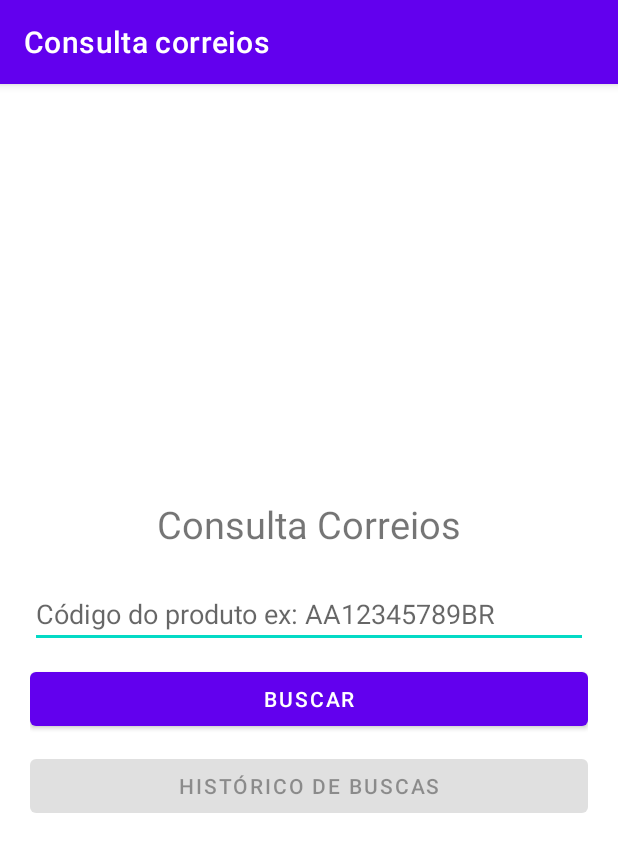
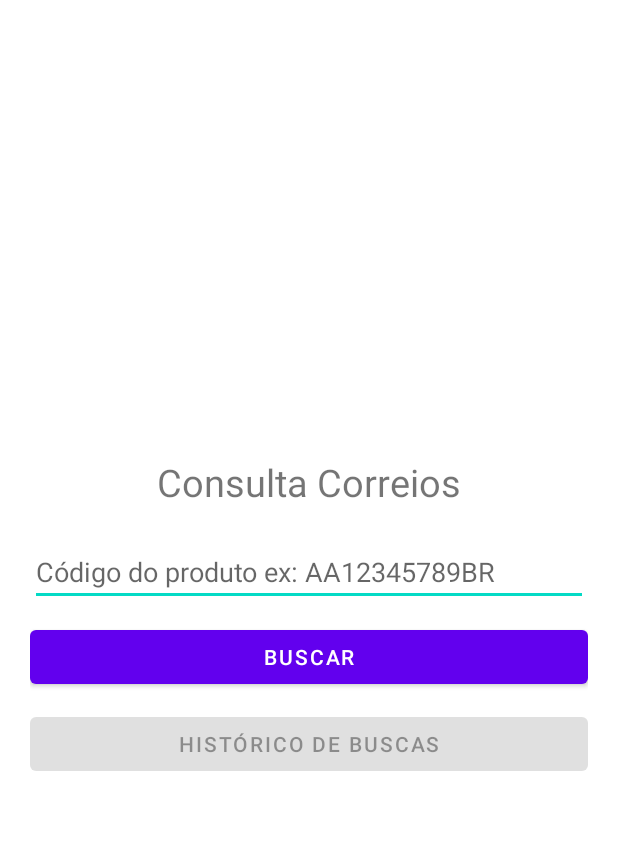
Before and after one commit to apollodaniel/consulta_correios, an Android app: the screen it shows after launch (ActivityInicio), on a phone screen of 412 x 824 dp. Shown: the top 852 px of the screen. Run offline under Robolectric (Android 15) with nearby library versions, the phone set to English and light mode, and no system bars; our stand-ins replace ButterKnife.

Commit message:
Added colors and remove action bar

```diff
--- a/app/src/main/java/com/apollo/consulta_correios/ActivityInicio.java
+++ b/app/src/main/java/com/apollo/consulta_correios/ActivityInicio.java
@@ -37,19 +37,6 @@
 
         ButterKnife.bind(ActivityInicio.this);
 
-        /*
-        Notification builder = new NotificationCompat.Builder(this, NotificationCompat.EXTRA_CHANNEL_ID)
-                .setSmallIcon(R.drawable.ic_launcher_background)
-                .setContentTitle("Titulo")
-                .setContentText("Exemplo hello world")
-                .setPriority(NotificationCompat.PRIORITY_DEFAULT) .build();
-
-
-        NotificationManager mNotificationManager =
-                (NotificationManager) getSystemService(Context.NOTIFICATION_SERVICE);
-        mNotificationManager.notify(0, builder);
-        */
-
         SharedPreferences sh = getSharedPreferences(SHARED_PREFS, MODE_PRIVATE);
         String package_codes = sh.getString(PACKAGE_QUERY_KEY, "");
         if(package_codes.isEmpty()){
--- a/app/src/main/res/values-night/themes.xml
+++ b/app/src/main/res/values-night/themes.xml
@@ -1,6 +1,6 @@
 <resources xmlns:tools="http://schemas.android.com/tools">
     <!-- Base application theme. -->
-    <style name="Theme.HelloWorld" parent="Theme.MaterialComponents.DayNight.DarkActionBar">
+    <style name="Theme.HelloWorld" parent="Theme.MaterialComponents.DayNight.NoActionBar">
         <!-- Primary brand color. -->
         <item name="colorPrimary">@color/purple_200</item>
         <item name="colorPrimaryVariant">@color/purple_700</item>
--- a/app/src/main/res/values/colors.xml
+++ b/app/src/main/res/values/colors.xml
@@ -1,5 +1,8 @@
 <?xml version="1.0" encoding="utf-8"?>
 <resources>
+    <color name="primary">#fcd734</color>
+    <color name="primaryDark">#c5a600</color>
+    <color name="primaryLight">#ffff6b</color>
     <color name="purple_200">#FFBB86FC</color>
     <color name="purple_500">#FF6200EE</color>
     <color name="purple_700">#FF3700B3</color>
--- a/app/src/main/res/values/themes.xml
+++ b/app/src/main/res/values/themes.xml
@@ -1,6 +1,6 @@
 <resources xmlns:tools="http://schemas.android.com/tools">
     <!-- Base application theme. -->
-    <style name="Theme.HelloWorld" parent="Theme.MaterialComponents.DayNight.DarkActionBar">
+    <style name="Theme.HelloWorld" parent="Theme.MaterialComponents.DayNight.NoActionBar">
         <!-- Primary brand color. -->
         <item name="colorPrimary">@color/purple_500</item>
         <item name="colorPrimaryVariant">@color/purple_700</item>
```
